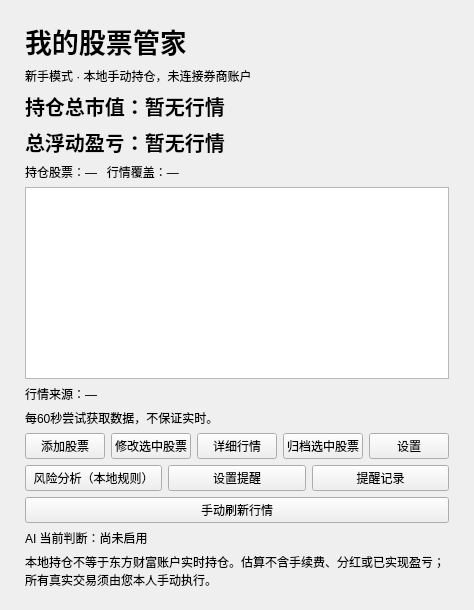
kri41106/a-share-ai-butler, file stockwidget/ui/portfolio.ui: the form before one commit.
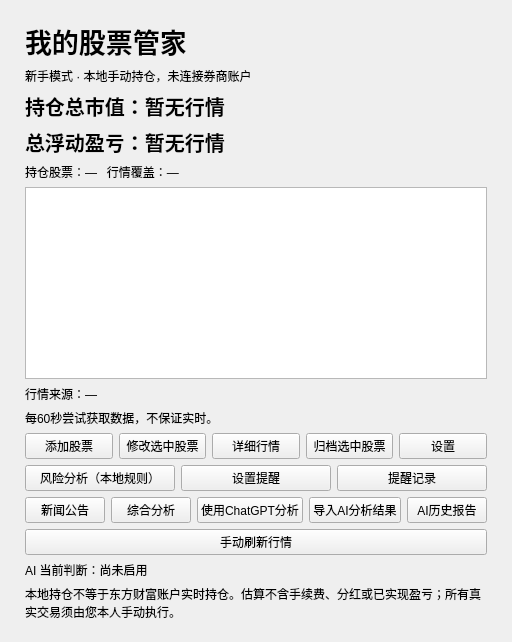
The form after the commit.

Commit message: feat: repair reminder spin controls and add public research with manual ChatGPT flow

The edit to the form file:
```diff
--- a/stockwidget/ui/portfolio.ui
+++ b/stockwidget/ui/portfolio.ui
@@ -205,6 +205,45 @@
          </item>
         </layout>
        </item>
+       <item>
+        <layout class="QHBoxLayout" name="researchActions">
+         <item>
+          <widget class="QPushButton" name="newsButton">
+           <property name="text">
+            <string>新闻公告</string>
+           </property>
+          </widget>
+         </item>
+         <item>
+          <widget class="QPushButton" name="summaryButton">
+           <property name="text">
+            <string>综合分析</string>
+           </property>
+          </widget>
+         </item>
+         <item>
+          <widget class="QPushButton" name="chatgptButton">
+           <property name="text">
+            <string>使用ChatGPT分析</string>
+           </property>
+          </widget>
+         </item>
+         <item>
+          <widget class="QPushButton" name="importAiButton">
+           <property name="text">
+            <string>导入AI分析结果</string>
+           </property>
+          </widget>
+         </item>
+         <item>
+          <widget class="QPushButton" name="aiHistoryButton">
+           <property name="text">
+            <string>AI历史报告</string>
+           </property>
+          </widget>
+         </item>
+        </layout>
+       </item>
        <item>
         <widget class="QPushButton" name="refreshButton">
          <property name="text">
```
The commit also changes 22 other files.
